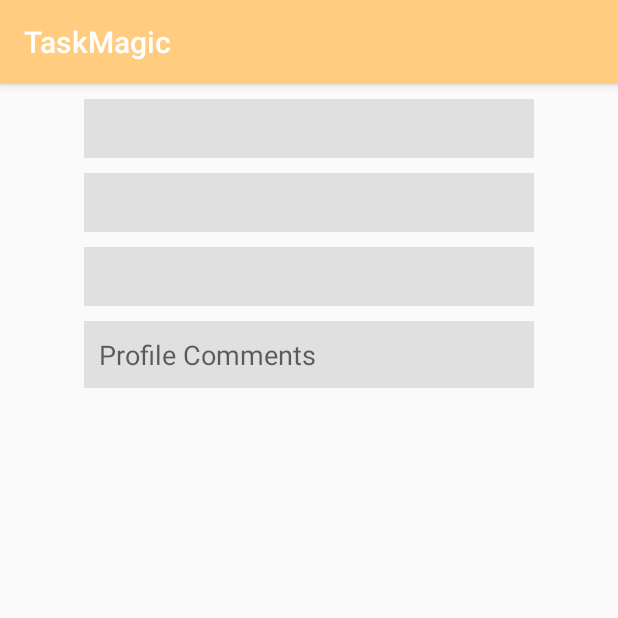
After one commit to CMPUT301W18T24/CMPUT301W18T24, an Android app: the fragment user_profile_frag shown on its own in the app's theme, on a phone screen of 412 x 824 dp, the top half of it. The commit adds this screen. Run offline under Robolectric (Android 15) with nearby library versions, the phone set to English and light mode, and no system bars.

Commit message:
user profile fragments

```diff
--- a/app/src/main/AndroidManifest.xml
+++ b/app/src/main/AndroidManifest.xml
@@ -30,6 +30,7 @@
         <activity android:name=".MapActivity" />
         <activity android:name=".EditTaskActivity" />
         <activity android:name=".CreateBidActivity" />
+        <activity android:name=".ViewProfileActivity" />
 
         <meta-data
             android:name="preloaded_fonts"
--- a/app/src/main/java/com/example/taskmagic/HomeFeed.java
+++ b/app/src/main/java/com/example/taskmagic/HomeFeed.java
@@ -42,7 +42,6 @@ public class HomeFeed extends AppCompatActivity {
         UserTask task=new UserTask("my computer","I need someone to fix it for me",auth.getUid());
         task.setId("-L7R_ajmSNl1Gf0j4r_7");
         fmanager=new FireBaseManager(singleton.getmAuth(),getApplicationContext());
-        //fmanager.addTask(task);
         listener(singleton.getUserId());
 
 
--- a/app/src/main/java/com/example/taskmagic/MainActivity.java
+++ b/app/src/main/java/com/example/taskmagic/MainActivity.java
@@ -51,7 +51,7 @@ public class MainActivity extends AppCompatActivity {
                 if(mAuth.getCurrentUser()!=null){
                     UserSingleton singleton=UserSingleton.getInstance();
                     singleton.setAuth(mAuth);
-                    startActivity(new Intent(getApplicationContext(),HomeFeed.class));
+                    startActivity(new Intent(getApplicationContext(),ViewProfileActivity.class));
                     Log.d("Main", "onAuthStateChanged: "+singleton.getmAuth());
                 }
             }
--- /dev/null
+++ b/app/src/main/java/com/example/taskmagic/user_profile_frag.java
@@ -0,0 +1,21 @@
+package com.example.taskmagic;
+
+/**
+ * Created by steve on 2018-03-18.
+ */
+
+    import android.app.Fragment;
+    import android.os.Bundle;
+    import android.view.LayoutInflater;
+    import android.view.View;
+    import android.view.ViewGroup;
+
+    public class user_profile_frag extends Fragment {
+
+    @Override
+    public View onCreateView(LayoutInflater inflater, ViewGroup container,
+                             Bundle savedInstanceState) {
+        View view=inflater.inflate(R.layout.user_profile_frag,container,false);
+        return view;
+    }
+}
--- /dev/null
+++ b/app/src/main/res/layout/user_profile_frag.xml
@@ -0,0 +1,44 @@
+<?xml version="1.0" encoding="utf-8"?>
+<LinearLayout xmlns:android="http://schemas.android.com/apk/res/android"
+
+        android:layout_width="match_parent"
+        android:layout_height="match_parent"
+        android:orientation="vertical">
+
+        <TextView
+            android:id="@+id/editTextUserName"
+            android:layout_width="300dp"
+            android:layout_height="wrap_content"
+            android:layout_gravity="center"
+            android:layout_marginTop="10dp"
+            android:background="#E0E0E0"
+            android:padding="10dp" />
+
+        <TextView
+            android:id="@+id/editTextfName"
+            android:layout_width="300dp"
+            android:layout_height="wrap_content"
+            android:layout_gravity="center"
+            android:layout_marginTop="10dp"
+            android:background="#E0E0E0"
+            android:padding="10dp" />
+
+        <TextView
+            android:id="@+id/editTextEmail"
+            android:layout_width="300dp"
+            android:layout_height="wrap_content"
+            android:layout_gravity="center"
+            android:layout_marginTop="10dp"
+            android:background="#E0E0E0"
+            android:padding="10dp" />
+
+        <EditText
+            android:layout_width="300dp"
+            android:layout_height="wrap_content"
+            android:layout_gravity="center"
+            android:layout_marginTop="10dp"
+            android:background="#E0E0E0"
+            android:hint="Profile Comments"
+            android:padding="10dp" />
+
+</LinearLayout>
```
Also changed, not shown: app/src/main/java/com/example/taskmagic/ViewProfileActivity.java (+76 -2 lines), app/src/main/java/com/example/taskmagic/assigned_frag.java (added, +22 -0 lines), app/src/main/java/com/example/taskmagic/bids_frag.java (added, +21 -0 lines), app/src/main/java/com/example/taskmagic/requested_frag.java (added, +21 -0 lines), app/src/main/res/layout/assigned_frag.xml (added, +17 -0 lines), app/src/main/res/layout/bids_frag.xml (added, +17 -0 lines), app/src/main/res/layout/request_frag.xml (added, +17 -0 lines), app/src/main/res/layout/view_profile.xml (added, +44 -0 lines), app/src/main/res/menu/profile_nav.xml (added, +31 -0 lines).
